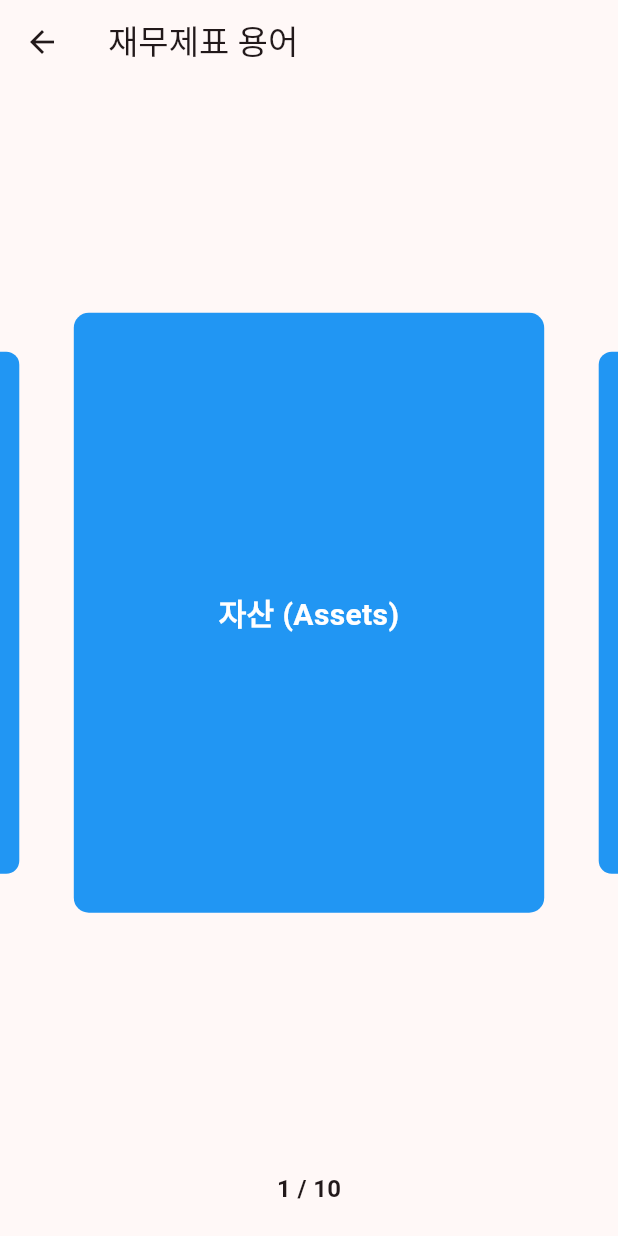
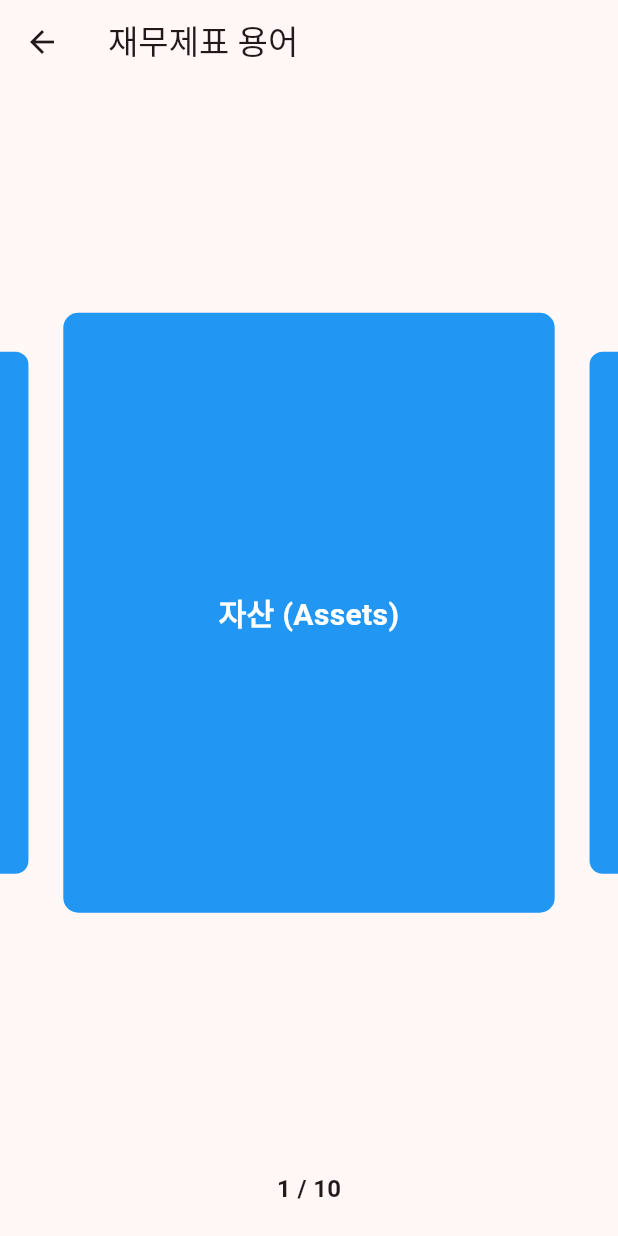
Before and after one commit to E2I-MOTU/MOTU, a Flutter app: the WordsCard screen opened directly, on a phone screen of 412 x 824 dp. Run offline on Flutter 3.47's test engine with Material 3 defaults, Android fonts, the light colour scheme and no system bars; drawn by our look-alikes of carousel_slider, flip_card; our stand-ins replace cloud_firestore, csv, firebase_auth, firebase_core, firebase_storage, syncfusion_flutter_charts; accounts and stored records are empty; network calls fail.

Commit message:
[Chore] 카드간 간격 수정

```diff
--- a/lib/view/word/card.dart
+++ b/lib/view/word/card.dart
@@ -73,7 +73,7 @@ class _WordsCardState extends State<WordsCard> {
 
   Widget _buildCard(BuildContext context, String term, String definition, bool isCurrent) {
     return Container(
-      margin: const EdgeInsets.symmetric(horizontal: 8.0),
+      margin: const EdgeInsets.symmetric(horizontal: 1.0),
       child: FlipCard(
         direction: FlipDirection.HORIZONTAL,
         front: Container(
```
